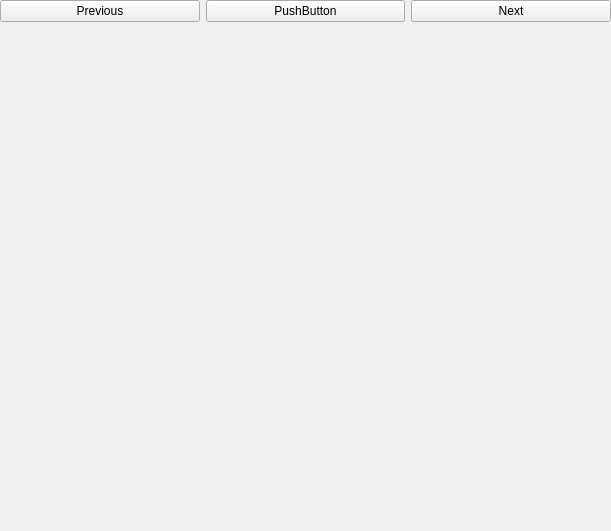
The window that UI_files/inputPage.ui (ZhiyuNoel/BioLearning) describes before a commit, drawn with Qt 5.
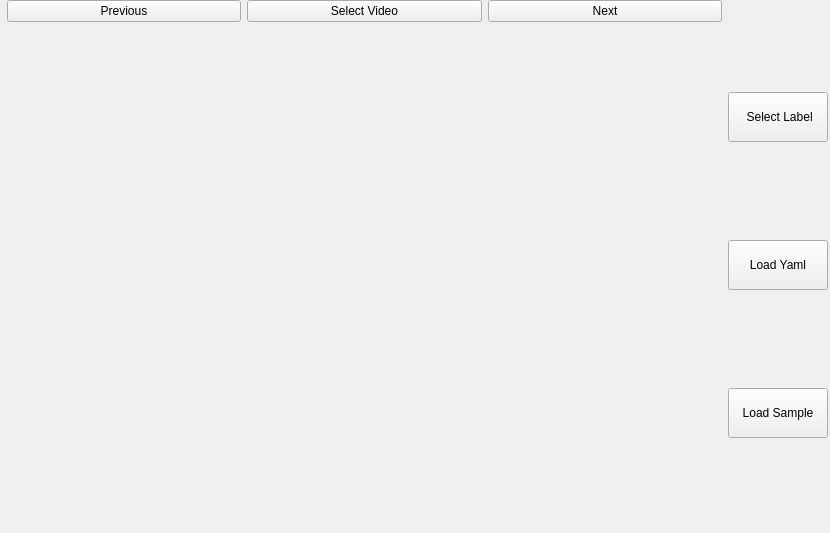
The same window after the commit.

```diff
--- a/UI_files/inputPage.ui
+++ b/UI_files/inputPage.ui
@@ -6,22 +6,33 @@
    <rect>
     <x>0</x>
     <y>0</y>
-    <width>611</width>
-    <height>531</height>
+    <width>830</width>
+    <height>533</height>
    </rect>
   </property>
+  <property name="sizePolicy">
+   <sizepolicy hsizetype="Preferred" vsizetype="Preferred">
+    <horstretch>0</horstretch>
+    <verstretch>0</verstretch>
+   </sizepolicy>
+  </property>
+  <property name="cursor">
+   <cursorShape>ArrowCursor</cursorShape>
+  </property>
   <property name="windowTitle">
    <string>Form</string>
   </property>
   <widget class="QWidget" name="verticalLayoutWidget">
    <property name="geometry">
     <rect>
-     <x>0</x>
+     <x>7</x>
      <y>0</y>
-     <width>611</width>
+     <width>821</width>
      <height>531</height>
     </rect>
    </property>
+   <layout class="QHBoxLayout" name="horizontalLayout">
+    <item>
    <layout class="QVBoxLayout" name="verticalLayout">
     <item>
      <layout class="QHBoxLayout" name="horizontalLayout_2">
@@ -35,7 +46,7 @@
       <item>
        <widget class="QPushButton" name="pushButton_3">
         <property name="text">
-         <string>PushButton</string>
+           <string>Select Video</string>
         </property>
        </widget>
       </item>
@@ -53,6 +64,57 @@
       <widget class="QWidget" name="page_3"/>
       <widget class="QWidget" name="page_4"/>
      </widget>
+      </item>
+     </layout>
+    </item>
+    <item>
+     <layout class="QVBoxLayout" name="verticalLayout_2">
+      <item>
+       <widget class="QPushButton" name="pushButton_4">
+        <property name="minimumSize">
+         <size>
+          <width>100</width>
+          <height>50</height>
+         </size>
+        </property>
+        <property name="text">
+         <string> Select Label</string>
+        </property>
+       </widget>
+      </item>
+      <item>
+       <widget class="QPushButton" name="pushButton_5">
+        <property name="sizePolicy">
+         <sizepolicy hsizetype="Minimum" vsizetype="Fixed">
+          <horstretch>0</horstretch>
+          <verstretch>0</verstretch>
+         </sizepolicy>
+        </property>
+        <property name="minimumSize">
+         <size>
+          <width>100</width>
+          <height>50</height>
+         </size>
+        </property>
+        <property name="text">
+         <string>Load Yaml</string>
+        </property>
+       </widget>
+      </item>
+      <item>
+       <widget class="QPushButton" name="pushButton_6">
+        <property name="minimumSize">
+         <size>
+          <width>100</width>
+          <height>50</height>
+         </size>
+        </property>
+        <property name="text">
+         <string>Load Sample</string>
+        </property>
+       </widget>
+      </item>
+     </layout>
     </item>
    </layout>
   </widget>
```
Left out of the diff: 2 changed lines with no effect on the pictures. Lines whose indentation alone changed are shown as unchanged.
